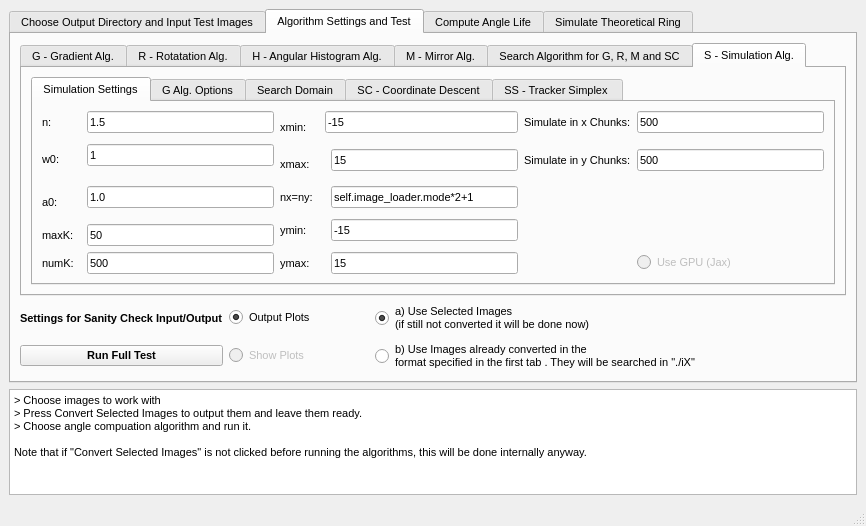
Above: GUI/Design.ui from Oiangu9/Conical_Refraction_Polarimeter before the change. Below: the same form after it.
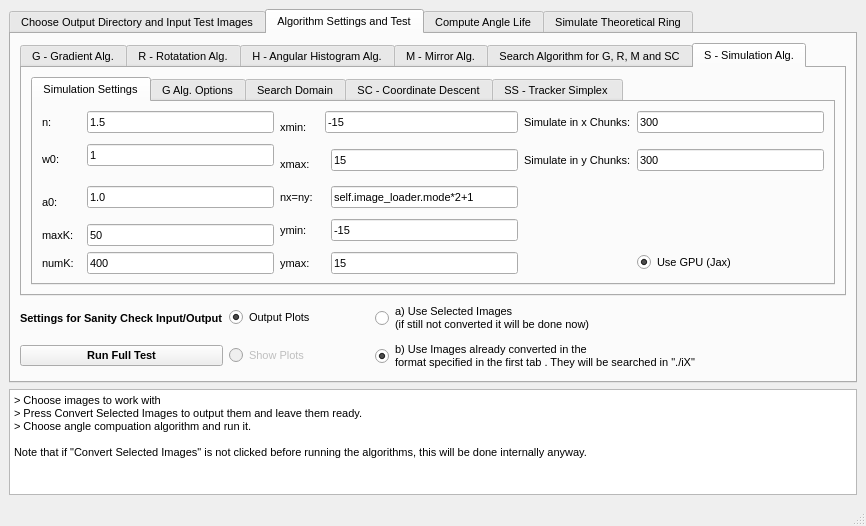
That is the form after the change. The open tabs and pages were chosen to show the change.

Patch:
```diff
--- a/GUI/Design.ui
+++ b/GUI/Design.ui
@@ -265,6 +265,9 @@
            <string>b) Use Images already converted in the
 format specified in the first tab . They will be searched in &quot;./iX&quot;</string>
           </property>
+          <property name="checked">
+           <bool>true</bool>
+          </property>
           <attribute name="buttonGroup">
            <string notr="true">buttonGroup_10</string>
           </attribute>
@@ -309,7 +312,7 @@
 (if still not converted it will be done now)</string>
           </property>
           <property name="checked">
-           <bool>true</bool>
+           <bool>false</bool>
           </property>
           <attribute name="buttonGroup">
            <string notr="true">buttonGroup_10</string>
@@ -1384,7 +1387,7 @@
                 <item row="3" column="9">
                  <widget class="QLineEdit" name="yChunks_S">
                   <property name="text">
-                   <string>500</string>
+                   <string>300</string>
                   </property>
                  </widget>
                 </item>
@@ -1426,7 +1429,7 @@
                 <item row="8" column="3">
                  <widget class="QLineEdit" name="numK_S">
                   <property name="text">
-                   <string>500</string>
+                   <string>400</string>
                   </property>
                  </widget>
                 </item>
@@ -1454,18 +1457,21 @@
                 <item row="1" column="9">
                  <widget class="QLineEdit" name="xChunks_S">
                   <property name="text">
-                   <string>500</string>
+                   <string>300</string>
                   </property>
                  </widget>
                 </item>
                 <item row="8" column="9">
                  <widget class="QRadioButton" name="use_GPU_S">
                   <property name="enabled">
-                   <bool>false</bool>
+                   <bool>true</bool>
                   </property>
                   <property name="text">
                    <string>Use GPU (Jax)</string>
                   </property>
+                  <property name="checked">
+                   <bool>true</bool>
+                  </property>
                  </widget>
                 </item>
                </layout>
```
Left out of the diff: 51 changed lines with no effect on the pictures.
